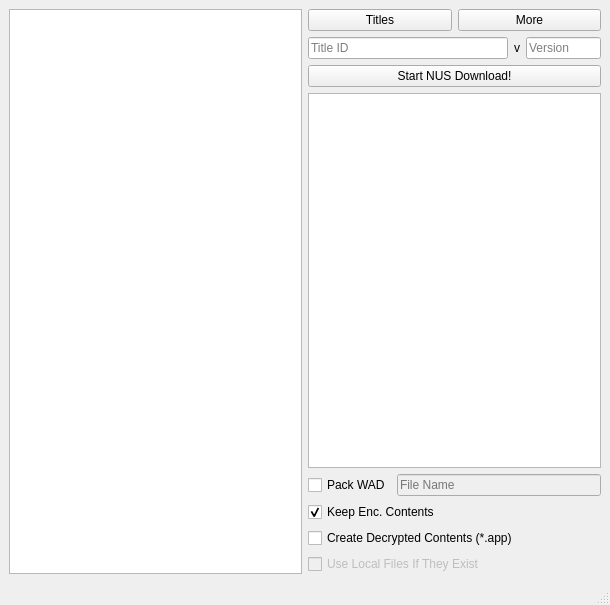
Qt form qt/ui/MainMenu.ui (NinjaCheetah/NUSGet) before a commit.
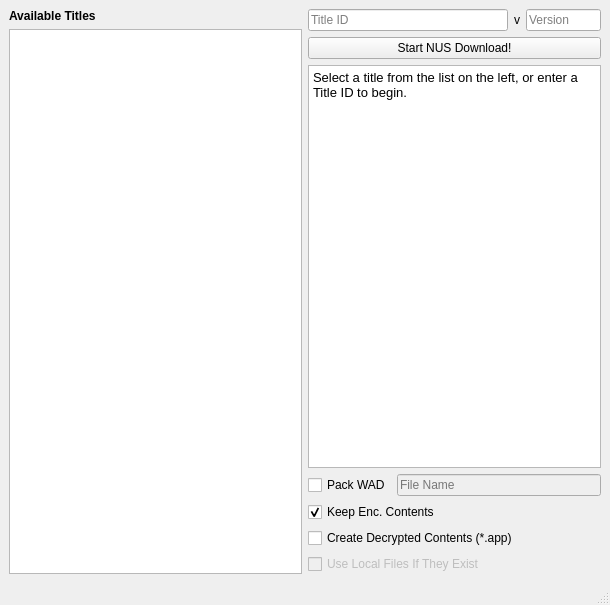
The same form after that commit.

Commit message: Added experimental new interface for selecting a title to download

Patch:
```diff
--- a/qt/ui/MainMenu.ui
+++ b/qt/ui/MainMenu.ui
@@ -18,7 +18,7 @@
   </property>
   <property name="maximumSize">
    <size>
-    <width>800</width>
+    <width>610</width>
     <height>605</height>
    </size>
   </property>
@@ -28,6 +28,21 @@
   <widget class="QWidget" name="centralwidget">
    <layout class="QHBoxLayout" name="horizontalLayout_3">
     <item>
+     <layout class="QVBoxLayout" name="verticalLayout">
+      <item>
+       <widget class="QLabel" name="label_2">
+        <property name="font">
+         <font>
+          <weight>75</weight>
+          <bold>true</bold>
+         </font>
+        </property>
+        <property name="text">
+         <string>Available Titles</string>
+        </property>
+       </widget>
+      </item>
+      <item>
      <widget class="QTreeWidget" name="title_tree">
       <property name="columnCount">
        <number>1</number>
@@ -42,26 +57,10 @@
       </column>
      </widget>
     </item>
+     </layout>
+    </item>
     <item>
      <layout class="QVBoxLayout" name="verticalLayout_3">
-      <item>
-       <layout class="QHBoxLayout" name="horizontalLayout">
-        <item>
-         <widget class="QPushButton" name="show_titles_btn">
-          <property name="text">
-           <string>Titles</string>
-          </property>
-         </widget>
-        </item>
-        <item>
-         <widget class="QPushButton" name="show_more_btn">
-          <property name="text">
-           <string>More</string>
-          </property>
-         </widget>
-        </item>
-       </layout>
-      </item>
       <item>
        <layout class="QHBoxLayout" name="horizontalLayout_2">
         <item>
@@ -106,7 +105,16 @@
       <item>
        <widget class="QTextBrowser" name="log_text_browser">
         <property name="markdown">
-         <string/>
+         <string>Select a title from the list on the left, or enter a Title ID to begin.
+
+</string>
+        </property>
+        <property name="html">
+         <string>&lt;!DOCTYPE HTML PUBLIC &quot;-//W3C//DTD HTML 4.0//EN&quot; &quot;http://www.w3.org/TR/REC-html40/strict.dtd&quot;&gt;
+&lt;html&gt;&lt;head&gt;&lt;meta name=&quot;qrichtext&quot; content=&quot;1&quot; /&gt;&lt;style type=&quot;text/css&quot;&gt;
+p, li { white-space: pre-wrap; }
+&lt;/style&gt;&lt;/head&gt;&lt;body style=&quot; font-family:'Noto Sans'; font-size:10pt; font-weight:400; font-style:normal;&quot;&gt;
+&lt;p style=&quot; margin-top:0px; margin-bottom:0px; margin-left:0px; margin-right:0px; -qt-block-indent:0; text-indent:0px;&quot;&gt;Select a title from the list on the left, or enter a Title ID to begin.&lt;/p&gt;&lt;/body&gt;&lt;/html&gt;</string>
         </property>
        </widget>
       </item>
```
Lines whose indentation alone changed are shown as unchanged. The commit also changes 4 other files.
